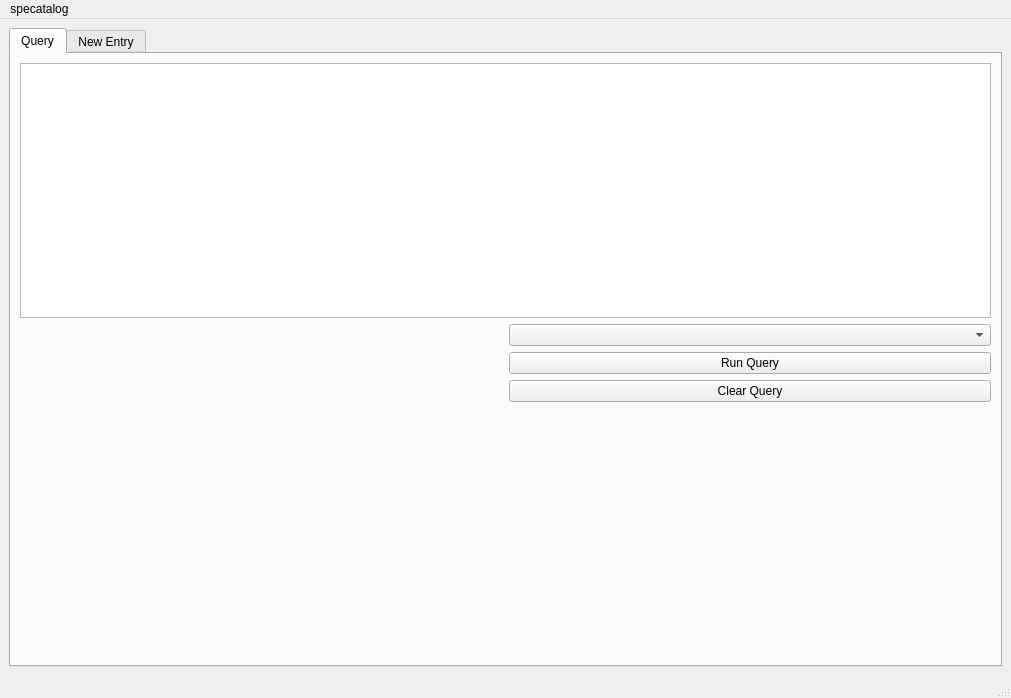
This is src/gui/specatalog_mainwindow.ui in TheresiaQuintes/specatalog as Qt 5 draws it before an edit. The edited form follows.
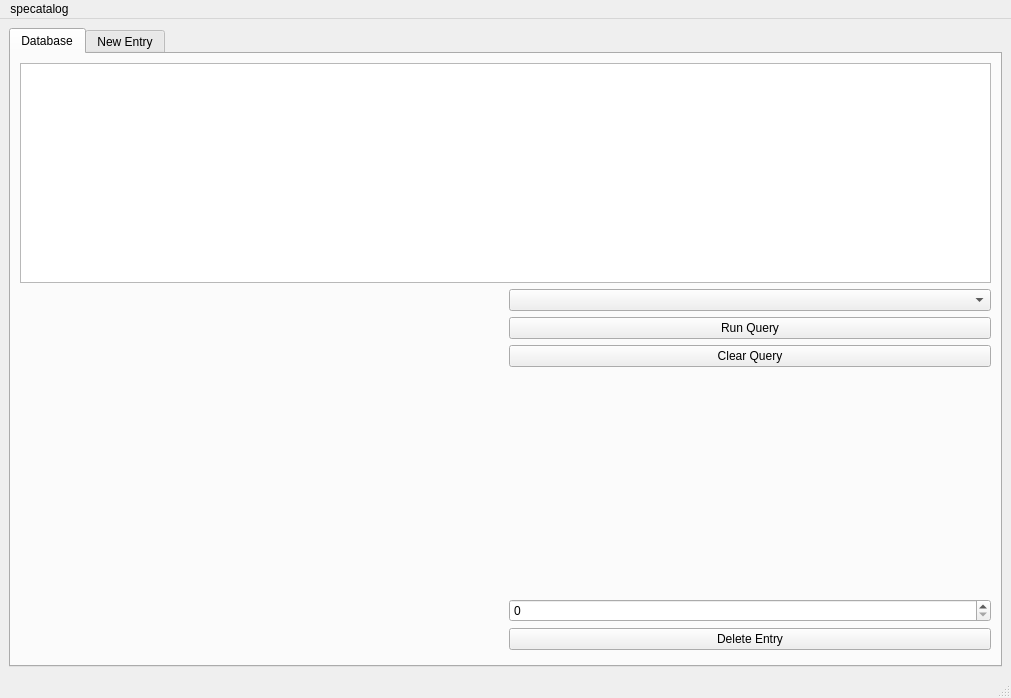
This is the edited form.

Commit message: Delete_full_measurement geschrieben, in gui integriert einen einzigen globalen allowed_values import gemacht

The edit to the form file:
```diff
--- a/src/gui/specatalog_mainwindow.ui
+++ b/src/gui/specatalog_mainwindow.ui
@@ -34,11 +34,18 @@
       </property>
       <widget class="QWidget" name="tab_1">
        <attribute name="title">
-        <string>Query</string>
+        <string>Database</string>
        </attribute>
        <layout class="QGridLayout" name="gridLayout">
-        <item row="0" column="0" colspan="2">
-         <widget class="QTableView" name="MeasurementsView"/>
+        <item row="1" column="0" rowspan="8">
+         <layout class="QFormLayout" name="FormFilter"/>
+        </item>
+        <item row="7" column="1">
+         <widget class="QPushButton" name="ButtonDelete">
+          <property name="text">
+           <string>Delete Entry</string>
+          </property>
+         </widget>
         </item>
         <item row="2" column="1">
          <widget class="QPushButton" name="ButtonQuery">
@@ -47,9 +54,6 @@
           </property>
          </widget>
         </item>
-        <item row="1" column="0" rowspan="4">
-         <layout class="QFormLayout" name="FormFilter"/>
-        </item>
         <item row="4" column="1">
          <spacer name="verticalSpacer">
           <property name="orientation">
@@ -66,6 +70,9 @@
         <item row="1" column="1">
          <widget class="QComboBox" name="ComboModelChoice"/>
         </item>
+        <item row="0" column="0" colspan="2">
+         <widget class="QTableView" name="MeasurementsView"/>
+        </item>
         <item row="3" column="1">
          <widget class="QPushButton" name="ButtonClearQuery">
           <property name="text">
@@ -73,6 +80,9 @@
           </property>
          </widget>
         </item>
+        <item row="6" column="1">
+         <widget class="QSpinBox" name="SpinBoxDelete"/>
+        </item>
        </layout>
       </widget>
       <widget class="QWidget" name="tab_3">
```
The commit also changes 14 other files.
